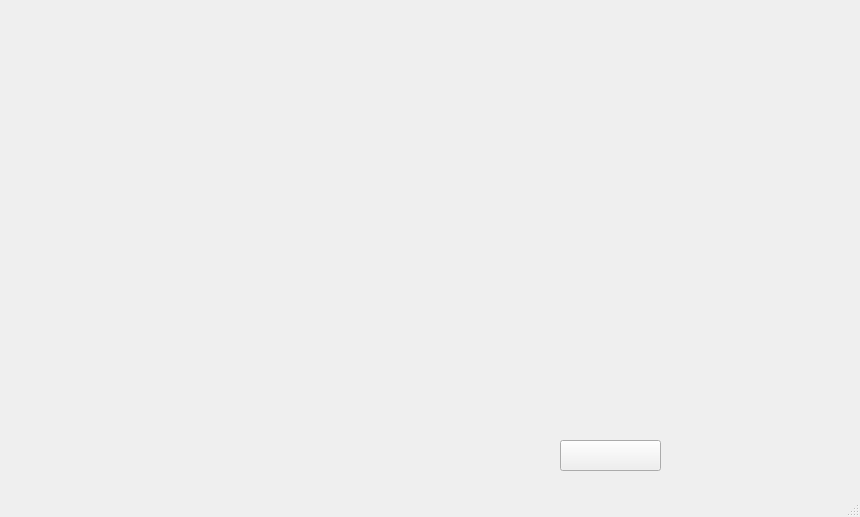
The window that src/gui/MainWindow.ui (RobbeNooyens/RATSQL) describes before a commit, drawn with Qt 5.
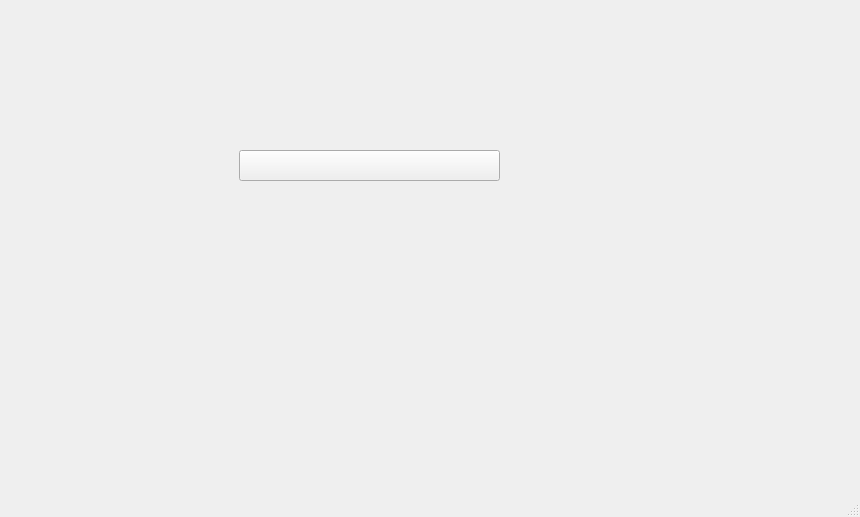
The same window after the commit.

```diff
--- a/src/gui/MainWindow.ui
+++ b/src/gui/MainWindow.ui
@@ -29,10 +29,10 @@
    <widget class="QWidget" name="gridLayoutWidget">
     <property name="geometry">
      <rect>
-      <x>540</x>
-      <y>50</y>
-      <width>311</width>
-      <height>321</height>
+      <x>10</x>
+      <y>70</y>
+      <width>491</width>
+      <height>111</height>
      </rect>
     </property>
     <layout class="QGridLayout" name="mGridChars">
@@ -44,9 +44,9 @@
    <widget class="QPushButton" name="mButtonConvert">
     <property name="geometry">
      <rect>
-      <x>560</x>
-      <y>440</y>
-      <width>101</width>
+      <x>239</x>
+      <y>150</y>
+      <width>261</width>
       <height>31</height>
      </rect>
     </property>
@@ -57,10 +57,10 @@
    <widget class="QWidget" name="gridLayoutWidget_2">
     <property name="geometry">
      <rect>
-      <x>10</x>
-      <y>330</y>
-      <width>491</width>
-      <height>151</height>
+      <x>510</x>
+      <y>190</y>
+      <width>181</width>
+      <height>161</height>
      </rect>
     </property>
     <layout class="QGridLayout" name="mGridSettings"/>
@@ -69,7 +69,7 @@
     <property name="geometry">
      <rect>
       <x>10</x>
-      <y>20</y>
+      <y>190</y>
       <width>491</width>
       <height>141</height>
      </rect>
@@ -80,7 +80,7 @@
     <property name="geometry">
      <rect>
       <x>10</x>
-      <y>170</y>
+      <y>340</y>
       <width>491</width>
       <height>141</height>
      </rect>
```
